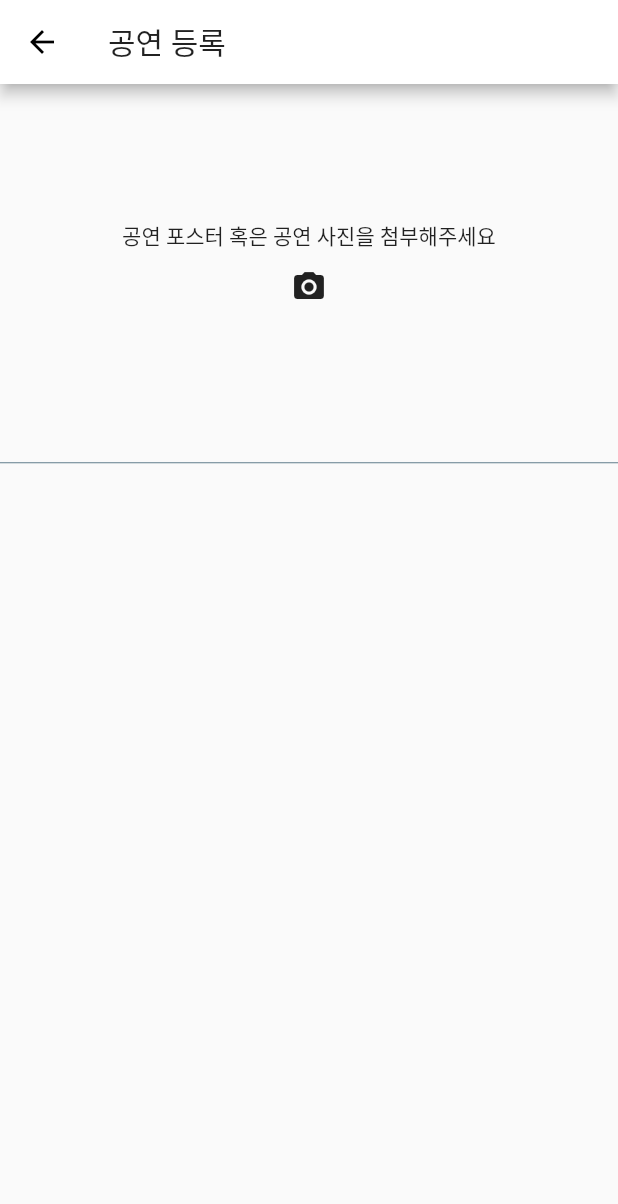
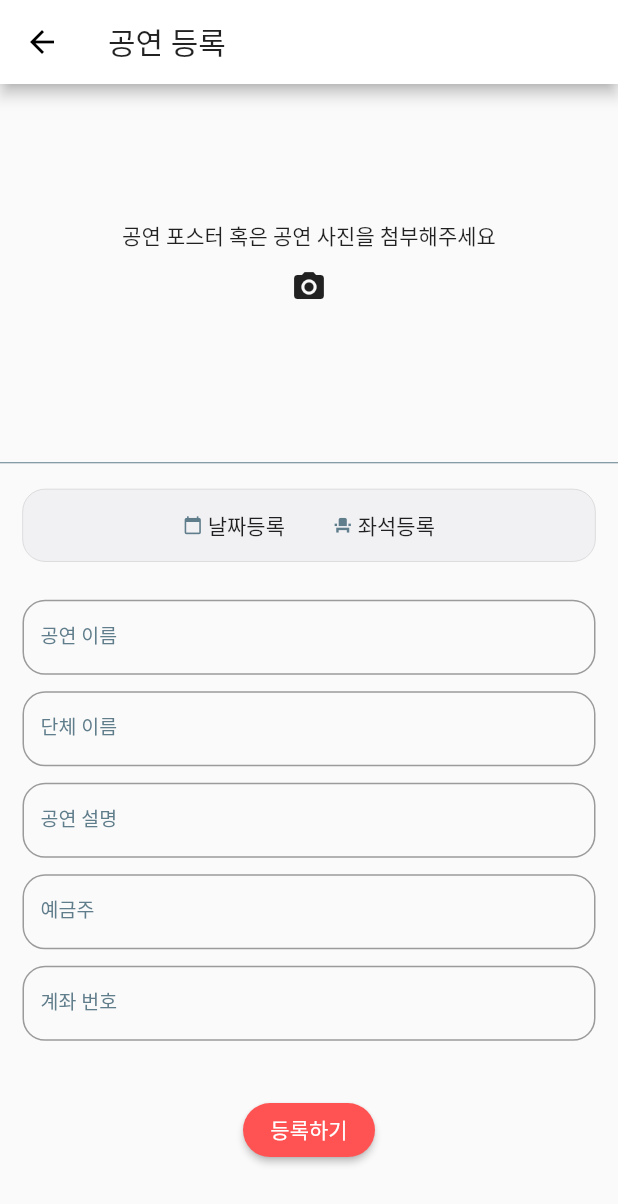
Before and after one commit to jeonyeohun/hisShow, a Flutter app: the AddPage screen opened by its route, on a phone screen of 412 x 824 dp. Shown: the top 1204 px of the screen. Run offline on Flutter 3.47's test engine with Material 2 defaults, Android fonts, the phone set to English and light mode, and no system bars; our stand-ins replace cloud_firestore, firebase_auth, google_sign_in, image_picker; accounts and stored records are empty.

Commit message:
implement new concert page

```diff
--- a/showmanange/lib/add.dart
+++ b/showmanange/lib/add.dart
@@ -9,19 +9,137 @@ class AddPage extends StatefulWidget {
 }
 
 class AddPageSate extends State<AddPage> {
+  final TextEditingController titleText = TextEditingController();
+  final TextEditingController priceText = TextEditingController();
+  final TextEditingController desText = TextEditingController();
+
+  List<String> field = ['공연 이름', '단체 이름', '공연 설명', '예금주', '계좌 번호'];
+
   @override
   Widget build(BuildContext context) {
     return Scaffold(
         appBar: AppBar(
           title: Text('공연 등록'),
         ),
-        body: Container(
-          child: Column(
-            children: <Widget>[
-              ImageSection(),
-            ],
+        body: ListView(
+          children: <Widget>[
+            Column(
+              children: <Widget>[
+                ImageSection(),
+                Container(
+                  padding: EdgeInsets.all(15),
+                  child: Column(
+                    children: <Widget>[
+                      Container(
+                        padding: EdgeInsets.fromLTRB(30, 0, 30, 0),
+                        decoration: BoxDecoration(
+                          borderRadius: BorderRadius.circular(15),
+                          border: Border.all(width: 0.2, color: Colors.grey),
+                          color: Color.fromARGB(10, 10, 10, 90),
+                        ),
+                        child: Row(
+                          mainAxisSize: MainAxisSize.max,
+                          mainAxisAlignment: MainAxisAlignment.spaceEvenly,
+                          children: <Widget>[
+                            Container(
+                                child: Container(
+                              child: Row(
+                                children: <Widget>[
+                                  FlatButton(
+                                      child: Row(children: <Widget>[
+                                        Icon(
+                                          Icons.calendar_today,
+                                          color: Colors.blueGrey,
+                                          size: 13,
+                                        ),
+                                        Text(' 날짜등록')
+                                      ]),
+                                      onPressed: () {
+                                        showDatePicker(
+                                                context: context,
+                                                initialDate: DateTime.now(),
+                                                firstDate: DateTime(2019),
+                                                lastDate: DateTime(2022))
+                                            .then((date) {
+                                          setState(() {});
+                                        });
+                                      }),
+                                  FlatButton(
+                                      child: Row(children: <Widget>[
+                                        Icon(
+                                          Icons.event_seat,
+                                          color: Colors.blueGrey,
+                                          size: 13,
+                                        ),
+                                        Text(' 좌석등록')
+                                      ]),
+                                      onPressed: () {
+                                        showDatePicker(
+                                                context: context,
+                                                initialDate: DateTime.now(),
+                                                firstDate: DateTime(2019),
+                                                lastDate: DateTime(2022))
+                                            .then((date) {
+                                          setState(() {});
+                                        });
+                                      }),
+                                ],
+                              ),
+                            ))
+                          ],
+                        ),
+                      ),
+                      SizedBox(
+                        height: 20,
+                      ),
+                      Container(
+                        child: Column(
+                          children:
+                              field.map((e) => _buildInputBox(e)).toList(),
+                        ),
+                      ),
+                      SizedBox(
+                        height: 30,
+                      ),
+                      RaisedButton(
+                        color: Colors.redAccent,
+                        textColor: Colors.white,
+                        child: Text("등록하기"),
+                        shape: RoundedRectangleBorder(
+                            borderRadius: BorderRadius.circular(30)),
+                        onPressed: () {},
+                      ),
+                    ],
+                  ),
+                )
+              ],
+            ),
+          ],
+        ));
+  }
+
+  Widget _buildInputBox(String labelText) {
+    return Container(
+      margin: EdgeInsets.fromLTRB(0, 5.5, 0, 5.5),
+      height: 50,
+      child: TextField(
+        decoration: InputDecoration(
+          focusColor: Color.fromRGBO(255, 178, 174, 10),
+          focusedBorder: OutlineInputBorder(
+            borderSide: const BorderSide(
+                color: Color.fromRGBO(255, 178, 174, 10), width: 2.0),
+            borderRadius: BorderRadius.circular(15.0),
           ),
-        ));
+          labelText: labelText,
+          labelStyle: TextStyle(fontSize: 13, color: Colors.blueGrey),
+          border: OutlineInputBorder(
+            borderRadius: BorderRadius.circular(15.0),
+            borderSide: BorderSide(),
+          ),
+        ),
+        controller: titleText,
+      ),
+    );
   }
 }
 
```
